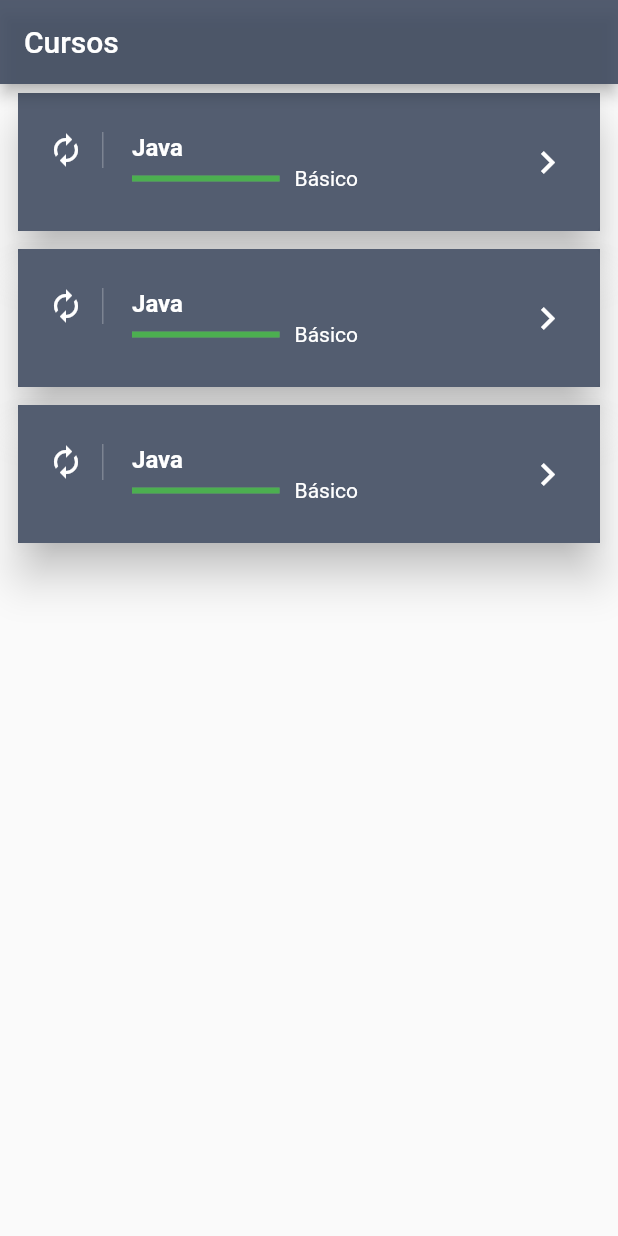
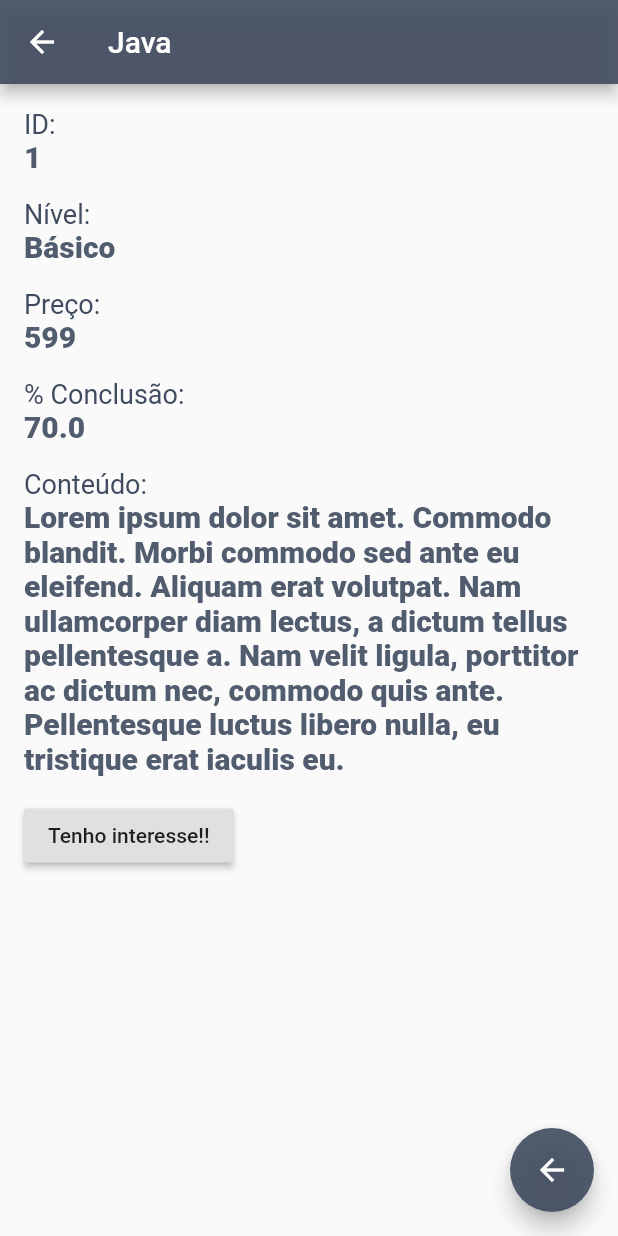
Before and after one commit to Jhow-R/lista-cursos-app, a Flutter app: the screen it shows after launch, after a tap on "Java", on a phone screen of 412 x 824 dp. Run offline on Flutter 3.47's test engine with Material 2 defaults, Android fonts, the phone set to English and light mode, and no system bars.

Commit message:
Implementando navegação para tela de detalhes dos cursos

```diff
--- a/lib/main.dart
+++ b/lib/main.dart
@@ -1,5 +1,6 @@
 import 'package:flutter/material.dart';
-import 'package:lista_cursos/screens/curso_screen.dart';
+import 'package:lista_cursos/screens/cursos_detalhes_screen.dart';
+import 'package:lista_cursos/screens/cursos_screen.dart';
 
 void main() {
   runApp(MyApp());
@@ -9,11 +10,23 @@ class MyApp extends StatelessWidget {
   @override
   Widget build(BuildContext context) {
     return MaterialApp(
+      initialRoute: "/",
+      routes: {
+        "/" : (context) => CursosScreen(),
+        "/cursos_detalhes" : (context) => CursosDetalhesScreen(),
+      },
       title: 'Cursos App',
       theme: ThemeData(
         primarySwatch: Colors.blue,
       ),
-      home: CursosScreen(),
+      //home: CursosScreen(),   Não posso usar "home" se eu configuro um initalRoute
+      //home: CursosDetalhesScreen(),
     );
   }
 }
+
+/*
+theme: ThemeData(
+        primarySwatch: Colors.blue,
+      ),
+*/
--- a/lib/models/curso_model.dart
+++ b/lib/models/curso_model.dart
@@ -1,3 +1,5 @@
+
+
 class CursoModel {
   int id;
   String nome;
@@ -6,5 +8,12 @@ class CursoModel {
   int preco;
   String conteudo;
 
-  CursoModel({this.id, this.nome, this.nivel, this.percentualConclusao, this.preco, this.conteudo});
+  CursoModel({
+    this.id,
+    this.nome,
+    this.nivel,
+    this.percentualConclusao,
+    this.preco,
+    this.conteudo,
+  });
 }
--- a/lib/repository/curso_repository.dart
+++ b/lib/repository/curso_repository.dart
@@ -2,33 +2,8 @@ import 'package:lista_cursos/models/curso_model.dart';
 
 import 'database.dart';
 
-// SELECT, INSERT, UPDATE, DELETE
 class CursoRepository {
 
-  List<CursoModel> findAll() {
-    List<CursoModel> lista = <CursoModel>[
-      new CursoModel(
-          id: 1,
-          nome: 'Delphi 1',
-          nivel: 'Ultra Avancado',
-          percentualConclusao: 0.7,
-          preco: 1000),
-      new CursoModel(
-          id: 2,
-          nome: 'Delphi 2',
-          nivel: 'Ultra Avancado',
-          percentualConclusao: 0.7,
-          preco: 1000),
-      new CursoModel(
-          id: 3,
-          nome: 'Delphi 3',
-          nivel: 'Ultra Avancado',
-          percentualConclusao: 0.7,
-          preco: 1000)
-    ];
-
-    return lista;
-  }
 
   Future<List<CursoModel>> findAllAsync() async {
     var db = Database();
@@ -40,31 +15,52 @@ class CursoRepository {
       cursos = new List<CursoModel>();
       cursos.add(
         new CursoModel(
-            id: 1,
-            nome: 'Java',
-            nivel: 'Básico',
-            percentualConclusao: 99,
-            preco: 1000),
+          id: 1,
+          nome: 'Java',
+          nivel: 'Básico',
+          percentualConclusao: 0.7,
+          preco: 599,
+          conteudo:
+              'Lorem ipsum dolor sit amet. Commodo blandit. Morbi commodo sed ante eu eleifend. Aliquam erat volutpat. Nam ullamcorper diam lectus, a dictum tellus pellentesque a. Nam velit ligula, porttitor ac dictum nec, commodo quis ante. Pellentesque luctus libero nulla, eu tristique erat iaculis eu.',
+        ),
+      );
+      cursos.add(
+        CursoModel(
+          id: 2,
+          nome: 'C#',
+          nivel: 'Básico',
+          percentualConclusao: 0.25,
+          preco: 399,
+          conteudo:
+              'Lorem ipsum dolor sit amet. Commodo blandit. Morbi commodo sed ante eu eleifend. Aliquam erat volutpat. Nam ullamcorper diam lectus, a dictum tellus pellentesque a. Nam velit ligula, porttitor ac dictum nec, commodo quis ante. Pellentesque luctus libero nulla, eu tristique erat iaculis eu.',
+        ),
+      );
+      cursos.add(
+        CursoModel(
+          id: 3,
+          nome: 'Node JS',
+          nivel: 'Básico',
+          percentualConclusao: 0.9,
+          preco: 799,
+          conteudo:
+              'Lorem ipsum dolor sit amet. Commodo blandit. Morbi commodo sed ante eu eleifend. Aliquam erat volutpat. Nam ullamcorper diam lectus, a dictum tellus pellentesque a. Nam velit ligula, porttitor ac dictum nec, commodo quis ante. Pellentesque luctus libero nulla, eu tristique erat iaculis eu.',
+        ),
+      );
+      cursos.add(
+        CursoModel(
+          id: 4,
+          nome: 'GO Lang',
+          nivel: 'Básico',
+          percentualConclusao: 0.1,
+          preco: 1799,
+          conteudo:
+              'Lorem ipsum dolor sit amet. Commodo blandit. Morbi commodo sed ante eu eleifend. Aliquam erat volutpat. Nam ullamcorper diam lectus, a dictum tellus pellentesque a. Nam velit ligula, porttitor ac dictum nec, commodo quis ante. Pellentesque luctus libero nulla, eu tristique erat iaculis eu.',
+        ),
       );
 
-      cursos.add(
-        new CursoModel(
-            id: 1,
-            nome: 'Java',
-            nivel: 'Básico',
-            percentualConclusao: 99,
-            preco: 1000),
-      );
+    }
 
-      cursos.add(
-        new CursoModel(
-            id: 1,
-            nome: 'Java',
-            nivel: 'Básico',
-            percentualConclusao: 99,
-            preco: 1000),
-      );
-    }
     return new Future.value(cursos);
   }
+
 }
--- a/lib/repository/database.dart
+++ b/lib/repository/database.dart
@@ -1,9 +1,10 @@
+
 class Database {
 
   bool created = false;
 
   Future<bool> createDatabase() async {
-    await Future.delayed( Duration(seconds: 2));
+    await Future.delayed( Duration(seconds: 1));
     this.created = true;
     return created;
   }
--- /dev/null
+++ b/lib/screens/cursos_detalhes_screen.dart
@@ -0,0 +1,85 @@
+import 'package:flutter/cupertino.dart';
+import 'package:flutter/material.dart';
+import 'package:lista_cursos/models/curso_model.dart';
+
+class CursosDetalhesScreen extends StatelessWidget {
+  @override
+  Widget build(BuildContext context) {
+
+    CursoModel cursoModel = ModalRoute.of(context).settings.arguments;
+
+    return Scaffold(
+      appBar: AppBar(
+        backgroundColor: Color.fromRGBO(64, 75, 96, .9),
+        title: Text(cursoModel.nome),
+      ),
+      body: Padding(
+        padding: const EdgeInsets.all(16.0),
+        child: Column(
+          crossAxisAlignment: CrossAxisAlignment.start,
+          children: <Widget>[
+            labelValue('ID'),
+            fieldValue(cursoModel.id.toString()),
+            espaco(),
+            labelValue('Nível'),
+            fieldValue(cursoModel.nivel),
+            espaco(),
+            labelValue('Preço'),
+            fieldValue(cursoModel.preco.toString()),
+            espaco(),
+            labelValue('% Conclusão'),
+            fieldValue((cursoModel.percentualConclusao*100).toString()),
+            espaco(),
+            labelValue('Conteúdo'),
+            fieldValue(cursoModel.conteudo),
+            espaco(),
+            RaisedButton(
+              child: Text("Tenho interesse!!"),
+              onPressed: () {
+                // Fecha a tela e volta para a lista
+                Navigator.pop(context);
+              },
+            )
+          ],
+        ),
+      ),
+
+      floatingActionButton: FloatingActionButton(
+        child: Icon(Icons.arrow_back),
+        backgroundColor: Color.fromRGBO(64, 75, 96, .9),
+        onPressed: () {
+         Navigator.pop(context, "Cliente interessado!");
+        },
+      ),
+    );
+  }
+
+  SizedBox espaco() => SizedBox(
+        height: 16,
+      );
+
+  Widget labelValue(String _label) {
+    return Text(
+      '$_label:',
+      textAlign: TextAlign.left,
+      style: TextStyle(
+        color: Color.fromRGBO(64, 75, 96, 1),
+        fontStyle: FontStyle.normal,
+        fontWeight: FontWeight.normal,
+        fontSize: 18,
+      ),
+    );
+  }
+
+  Widget fieldValue(String _value) {
+    return Text(
+      _value,
+      style: TextStyle(
+        color: Color.fromRGBO(64, 75, 96, .9),
+        fontStyle: FontStyle.normal,
+        fontWeight: FontWeight.w800,
+        fontSize: 20,
+      ),
+    );
+  }
+}
--- a/lib/screens/curso_screen.dart
+++ b/lib/screens/cursos_screen.dart
@@ -1,7 +1,7 @@
-import 'package:flutter/cupertino.dart';
 import 'package:flutter/material.dart';
 import 'package:lista_cursos/models/curso_model.dart';
 import 'package:lista_cursos/repository/curso_repository.dart';
+import 'package:lista_cursos/screens/cursos_detalhes_screen.dart';
 
 class CursosScreen extends StatefulWidget {
   @override
@@ -19,32 +19,38 @@ class _CursosScreenState extends State<CursosScreen> {
       body: FutureBuilder<List<CursoModel>>(
         future: CursoRepository().findAllAsync(),
         builder: (context, snapshot) {
-            if (snapshot.hasError) {
-              return new Text('Error: ${snapshot.error}');
-            }
-
           if (snapshot.connectionState == ConnectionState.done) {
-              // Dados retornados pela future ficam armazenados em snapshot
             return buildListView(snapshot.data);
           } else {
             return Center(
               child: CircularProgressIndicator(),
             );
           }
-          }),
+        },
+      ),
+      floatingActionButton: FloatingActionButton(
+        child: Icon(Icons.arrow_forward),
+        backgroundColor: Color.fromRGBO(64, 75, 96, .9),
+        onPressed: () {
+          // Navegar para detalhes
+          Navigator.pushNamed(context, "/cursos_detalhes",
+              arguments: new CursoModel(id: 10, nome: "Dez"));
+        },
+      ),
     );
   }
 
   ListView buildListView(List<CursoModel> cursos) {
     return ListView.builder(
       itemCount: cursos == null ? 0 : cursos.length,
+      //itemCount: cursos.length,
       itemBuilder: (BuildContext ctx, int index) {
         return cardCurso(cursos[index]);
       },
     );
   }
 
-  Widget cardCurso(CursoModel listaCurso) {
+  Card cardCurso(CursoModel curso) {
     return Card(
       elevation: 12.0,
       margin: new EdgeInsets.symmetric(
@@ -74,7 +80,7 @@ class _CursosScreenState extends State<CursosScreen> {
             ),
           ),
           title: Text(
-            listaCurso.nome,
+            curso.nome,
             style: TextStyle(
               color: Colors.white,
               fontWeight: FontWeight.bold,
@@ -87,7 +93,7 @@ class _CursosScreenState extends State<CursosScreen> {
                 child: Container(
                   child: LinearProgressIndicator(
                     backgroundColor: Color.fromRGBO(209, 224, 224, 0.2),
-                    value: listaCurso.percentualConclusao,
+                    value: curso.percentualConclusao,
                     valueColor: AlwaysStoppedAnimation(Colors.green),
                   ),
                 ),
@@ -97,7 +103,7 @@ class _CursosScreenState extends State<CursosScreen> {
                 child: Padding(
                   padding: EdgeInsets.only(left: 10.0),
                   child: Text(
-                    listaCurso.nivel,
+                    curso.nivel,
                     style: TextStyle(color: Colors.white),
                   ),
                 ),
@@ -111,9 +117,17 @@ class _CursosScreenState extends State<CursosScreen> {
           ),
           onTap: () {
             print('Navegar');
+            navegarParaDetalhes(curso);
           },
         ),
       ),
     );
   }
+
+  void navegarParaDetalhes(CursoModel curso) async {
+    var retorno = await Navigator.pushNamed(context, "/cursos_detalhes",
+        arguments: curso);
+
+        print(retorno);
   }
+}
```
Also changed, not shown: pubspec.lock (added), 1 other file. Lines whose indentation alone changed are shown as unchanged.
